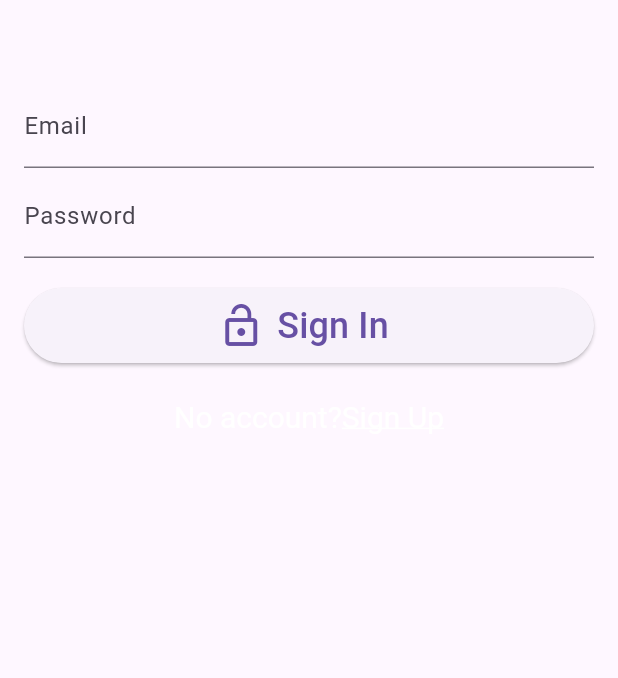
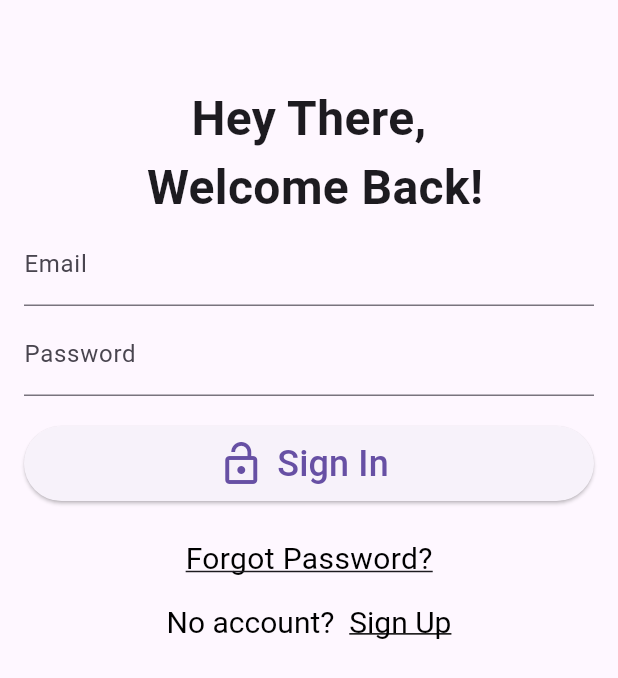
Before and after one commit to ilanning51/passwordtest, a Flutter app: the screen it shows after launch, on a phone screen of 412 x 824 dp. Shown: the top 678 px of the screen. Run offline on Flutter 3.47's test engine with Material 3 defaults, Android fonts, the phone set to English and light mode, and no system bars; our stand-ins replace email_validator, firebase_auth, firebase_core; accounts and stored records are empty.

Commit message:
implemented password reset

```diff
--- a/lib/pages/login_widget.dart
+++ b/lib/pages/login_widget.dart
@@ -2,6 +2,7 @@
 import 'package:flutter/gestures.dart';
 import 'package:flutter/material.dart';
 import 'package:passwordtest/main.dart';
+import 'package:passwordtest/pages/forgot_password_page.dart';
 import 'package:passwordtest/utils/utils.dart';
 
 class LoginWidget extends StatefulWidget {
@@ -35,9 +36,13 @@
           mainAxisAlignment: MainAxisAlignment.center,
           children: [
             const SizedBox(height: 40),
+            const Text(
+              'Hey There,\n Welcome Back!',
+              textAlign: TextAlign.center,
+              style: TextStyle(fontSize: 32, fontWeight: FontWeight.bold),
+            ),
             TextField(
               controller: emailController,
-              cursorColor: Colors.white,
               textInputAction: TextInputAction.next,
               decoration: const InputDecoration(labelText: 'Email'),
             ),
@@ -61,10 +66,24 @@
               onPressed: signIn,
             ),
             const SizedBox(height: 24),
+            GestureDetector(
+              child: const Text(
+                'Forgot Password?',
+                style: TextStyle(
+                  decoration: TextDecoration.underline,
+                  color: Colors.black,
+                  fontSize: 20,
+                ),
+              ),
+              onTap: () => Navigator.of(context).push(MaterialPageRoute(
+                builder: (context) => ForgotPasswordPage(),
+              )),
+            ),
+            const SizedBox(height: 16),
             RichText(
               text: TextSpan(
-                style: const TextStyle(color: Colors.white, fontSize: 20),
-                text: 'No account?',
+                style: const TextStyle(color: Colors.black, fontSize: 20),
+                text: 'No account?  ',
                 children: [
                   TextSpan(
                       recognizer: TapGestureRecognizer()
@@ -72,7 +91,7 @@
                       text: 'Sign Up',
                       style: const TextStyle(
                         decoration: TextDecoration.underline,
-                        color: Colors.white,
+                        color: Colors.black,
                       ))
                 ],
               ),
```
Also changed, not shown: lib/pages/forgot_password_page.dart (added, +94 -0 lines), lib/pages/signup_widget.dart (+3 -8 lines), pubspec.lock, 2 other files.
